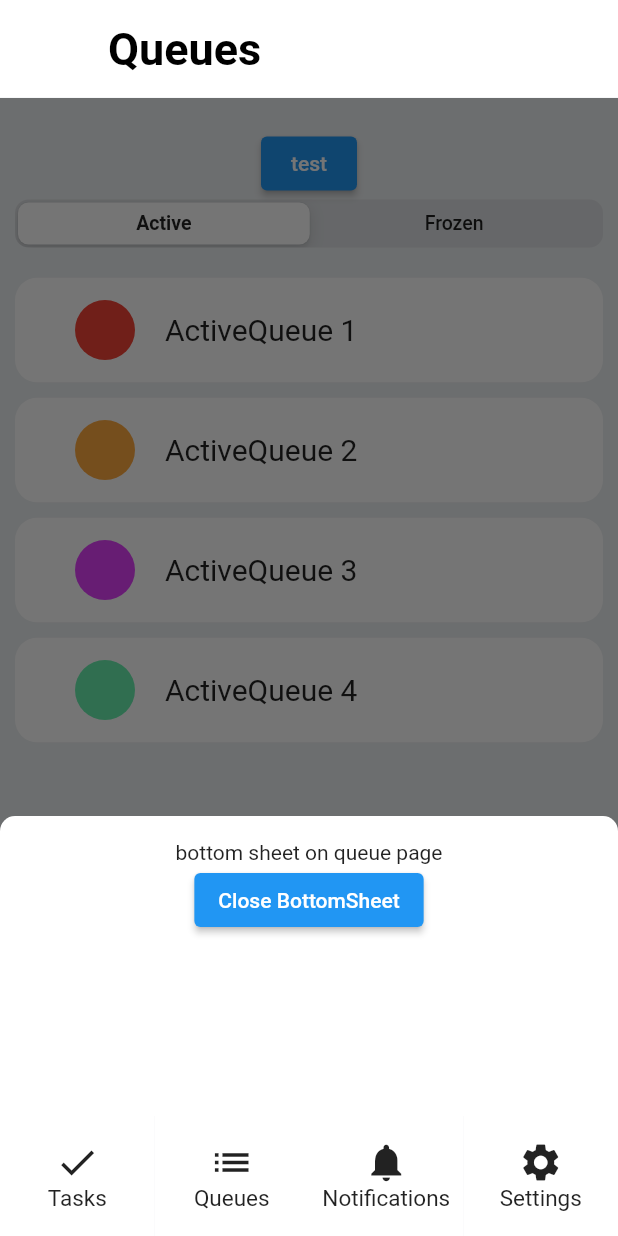
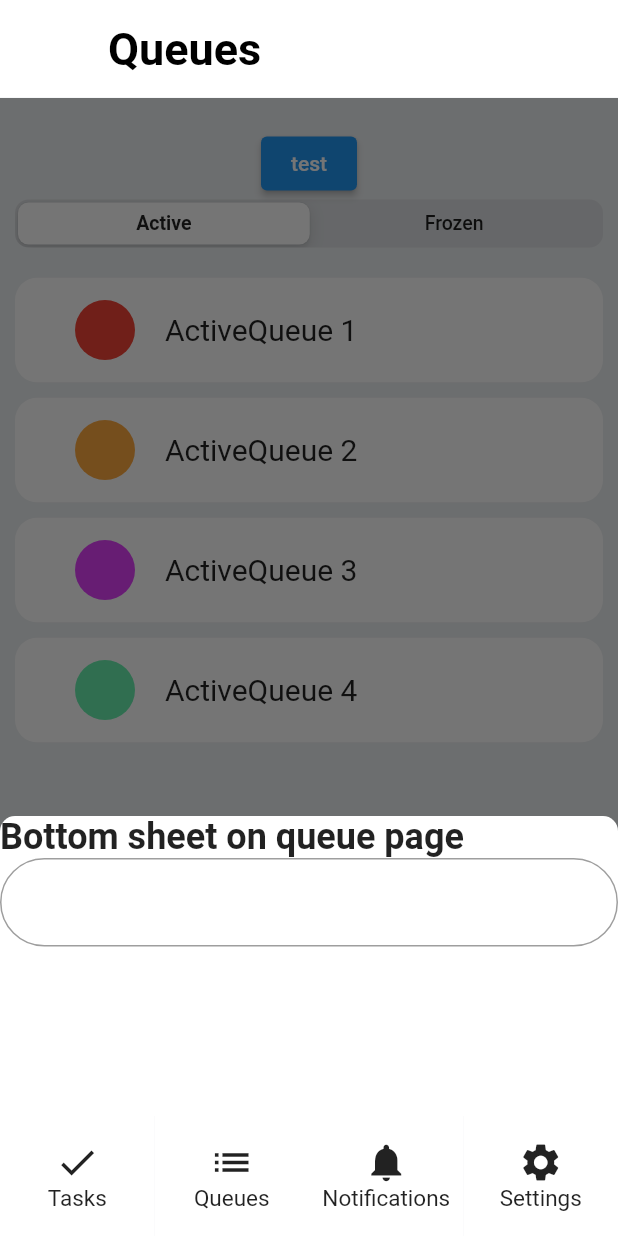
Before and after one commit to InnoQueue/Mobile, a Flutter app: the QueuesPage screen opened by its route, after a tap on "test", on a phone screen of 412 x 824 dp. Run offline on Flutter 3.47's test engine with Material 2 defaults, Android fonts, the phone set to English and light mode, and no system bars; our stand-ins replace auto_route, introduction_screen, shared_preferences; accounts and stored records are empty; statements that could not run were skipped.

Commit message:
added custom text field

```diff
--- a/lib/core/widget/app_bottom_sheet.dart
+++ b/lib/core/widget/app_bottom_sheet.dart
@@ -1,11 +1,18 @@
 import 'package:flutter/material.dart';
+
+const TextStyle bottomSheetTitleStyle = TextStyle(
+  fontSize: 24,
+  fontWeight: FontWeight.bold,
+);
 
 class AppBottomSheet extends StatelessWidget {
   final String? title;
+  final List<Widget>? children;
 
   const AppBottomSheet({
     Key? key,
     this.title,
+    this.children,
   }) : super(key: key);
 
   @override
@@ -20,20 +27,23 @@ class AppBottomSheet extends StatelessWidget {
             color: Colors.white,
             borderRadius: BorderRadius.vertical(top: Radius.circular(10.0)),
           ),
-          child: Center(
-            child: Padding(
-              padding: const EdgeInsets.all(8.0).copyWith(top: 16),
-              child: Column(
-                mainAxisAlignment: MainAxisAlignment.start,
-                mainAxisSize: MainAxisSize.max,
-                children: <Widget>[
-                  Text(title ?? ''),
-                  ElevatedButton(
-                    child: const Text('Close BottomSheet'),
-                    onPressed: () => Navigator.pop(context),
-                  )
-                ],
-              ),
+          child: Padding(
+            padding: MediaQuery.of(context).viewInsets,
+            child: Column(
+              mainAxisAlignment: MainAxisAlignment.start,
+              mainAxisSize: MainAxisSize.min,
+              crossAxisAlignment: CrossAxisAlignment.start,
+              children: <Widget>[
+                Text(
+                  title ?? '',
+                  style: bottomSheetTitleStyle,
+                ),
+                // ElevatedButton(
+                //   child: const Text('Close BottomSheet'),
+                //   onPressed: () => Navigator.pop(context),
+                // ),
+                ...(children ?? []),
+              ],
             ),
           ),
         );
@@ -45,6 +55,7 @@ class AppBottomSheet extends StatelessWidget {
 void summonBottomSheet(context, bottomSheet) {
   showModalBottomSheet<void>(
     context: context,
+    isScrollControlled: true,
     builder: (BuildContext context) {
       return bottomSheet;
     },
--- /dev/null
+++ b/lib/core/widget/app_text_field.dart
@@ -0,0 +1,24 @@
+import 'package:flutter/material.dart';
+
+class AppTextField extends StatelessWidget {
+  final String? placeholder;
+  final TextEditingController controller;
+
+  const AppTextField({
+    Key? key,
+    required this.controller,
+    this.placeholder = '',
+  }) : super(key: key);
+
+  @override
+  Widget build(BuildContext context) {
+    return TextField(
+      controller: controller,
+      decoration: InputDecoration(
+        border: OutlineInputBorder(
+          borderRadius: BorderRadius.circular(50),
+        ),
+      ),
+    );
+  }
+}
--- a/lib/features/queues/page/queues_page.dart
+++ b/lib/features/queues/page/queues_page.dart
@@ -36,7 +36,7 @@ class _QueuesPageState extends State<QueuesPage> {
             AppButton(
               text: 'test',
               onPressed: () {
-                summonBottomSheet(context, const QueueBottomSheet());
+                summonBottomSheet(context, CreateQueueBottomSheet());
               },
             ),
             SizedBox(
--- a/lib/features/queues/widgets/queue_bottom_sheet.dart
+++ b/lib/features/queues/widgets/queue_bottom_sheet.dart
@@ -1,13 +1,27 @@
 import 'package:flutter/material.dart';
 import 'package:inno_queue/core/widget/app_bottom_sheet.dart';
+import 'package:inno_queue/core/widget/app_text_field.dart';
 
-class QueueBottomSheet extends StatelessWidget {
-  const QueueBottomSheet({Key? key}) : super(key: key);
+class CreateQueueBottomSheet extends StatelessWidget {
+  final List<Widget>? children;
+
+  final nameFieldController = TextEditingController();
+
+  CreateQueueBottomSheet({
+    Key? key,
+    this.children,
+  }) : super(key: key);
 
   @override
   Widget build(BuildContext context) {
     return AppBottomSheet(
-      title: 'bottom sheet on queue page',
+      title: 'Bottom sheet on queue page',
+      children: [
+        AppTextField(
+          controller: nameFieldController,
+        ),
+        ...(children ?? []),
+      ],
     );
   }
 }
```
